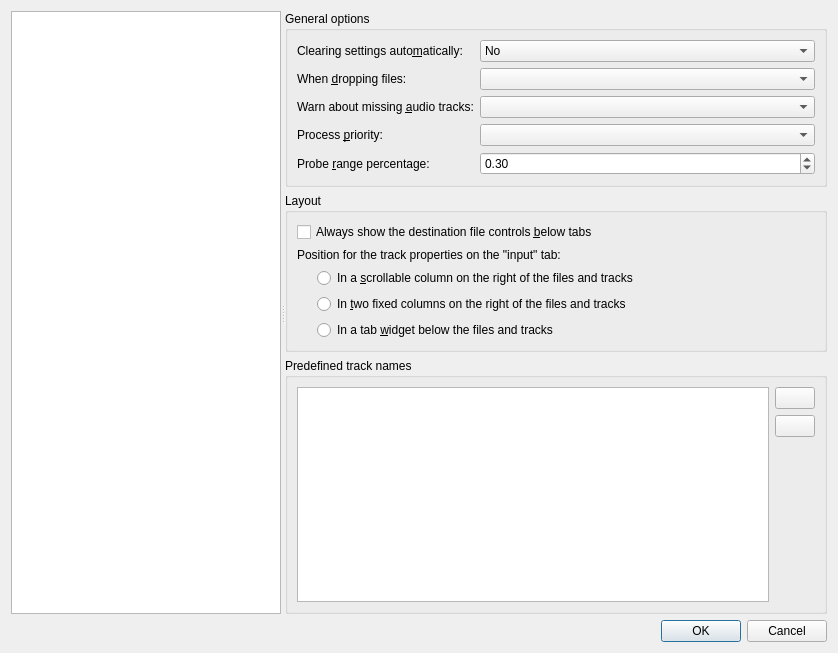
This is src/mkvtoolnix-gui/forms/main_window/preferences_dialog.ui in jpsdr/MKVToolnix-Windows-7 as Qt 5 draws it before an edit. The edited form follows.
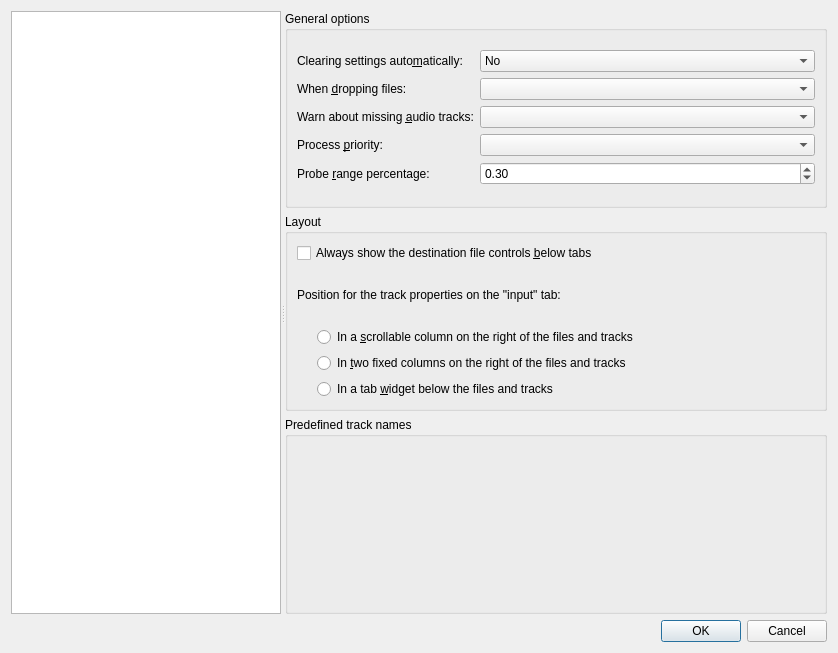
This is the edited form. The open tabs and pages were chosen to show the change. Icons and pictures are not drawn. Custom widgets are drawn as their Qt base class.

Commit message:
GUI: prefs: move predefined track names controls to separate class
This allows that control to be used for similar lists.

What changed in the file:
```diff
--- a/src/mkvtoolnix-gui/forms/main_window/preferences_dialog.ui
+++ b/src/mkvtoolnix-gui/forms/main_window/preferences_dialog.ui
@@ -553,55 +553,9 @@
           <property name="title">
            <string>Predefined track names</string>
           </property>
-          <layout class="QHBoxLayout" name="horizontalLayout_14">
+          <layout class="QVBoxLayout" name="verticalLayout_21">
            <item>
-            <widget class="QListWidget" name="lwMPredefinedTrackNames">
-             <property name="selectionMode">
-              <enum>QAbstractItemView::ExtendedSelection</enum>
-             </property>
-             <property name="sortingEnabled">
-              <bool>true</bool>
-             </property>
-            </widget>
-           </item>
-           <item>
-            <layout class="QVBoxLayout" name="verticalLayout_21">
-             <item>
-              <widget class="QPushButton" name="pbMAddPredefinedTrackName">
-               <property name="text">
-                <string/>
-               </property>
-               <property name="icon">
-                <iconset resource="../../qt_resources.qrc">
-                 <normaloff>:/icons/16x16/list-add.png</normaloff>:/icons/16x16/list-add.png</iconset>
-               </property>
-              </widget>
-             </item>
-             <item>
-              <widget class="QPushButton" name="pbMRemovePredefinedTrackNames">
-               <property name="text">
-                <string/>
-               </property>
-               <property name="icon">
-                <iconset resource="../../qt_resources.qrc">
-                 <normaloff>:/icons/16x16/list-remove.png</normaloff>:/icons/16x16/list-remove.png</iconset>
-               </property>
-              </widget>
-             </item>
-             <item>
-              <spacer name="verticalSpacer_3">
-               <property name="orientation">
-                <enum>Qt::Vertical</enum>
-               </property>
-               <property name="sizeHint" stdset="0">
-                <size>
-                 <width>20</width>
-                 <height>40</height>
-                </size>
-               </property>
-              </spacer>
-             </item>
-            </layout>
+            <widget class="mtx::gui::Util::StringListConfigurationWidget" name="lwMPredefinedTrackNames" native="true"/>
            </item>
           </layout>
          </widget>
@@ -1966,6 +1920,12 @@
    <header>mkvtoolnix-gui/info/job_settings_widget.h</header>
    <container>1</container>
   </customwidget>
+  <customwidget>
+   <class>mtx::gui::Util::StringListConfigurationWidget</class>
+   <extends>QWidget</extends>
+   <header>mkvtoolnix-gui/util/string_list_configuration_widget.h</header>
+   <container>1</container>
+  </customwidget>
  </customwidgets>
  <tabstops>
   <tabstop>pageSelector</tabstop>
```
Left out of the diff: 3 changed lines with no effect on the pictures. The commit also changes 7 other files.
